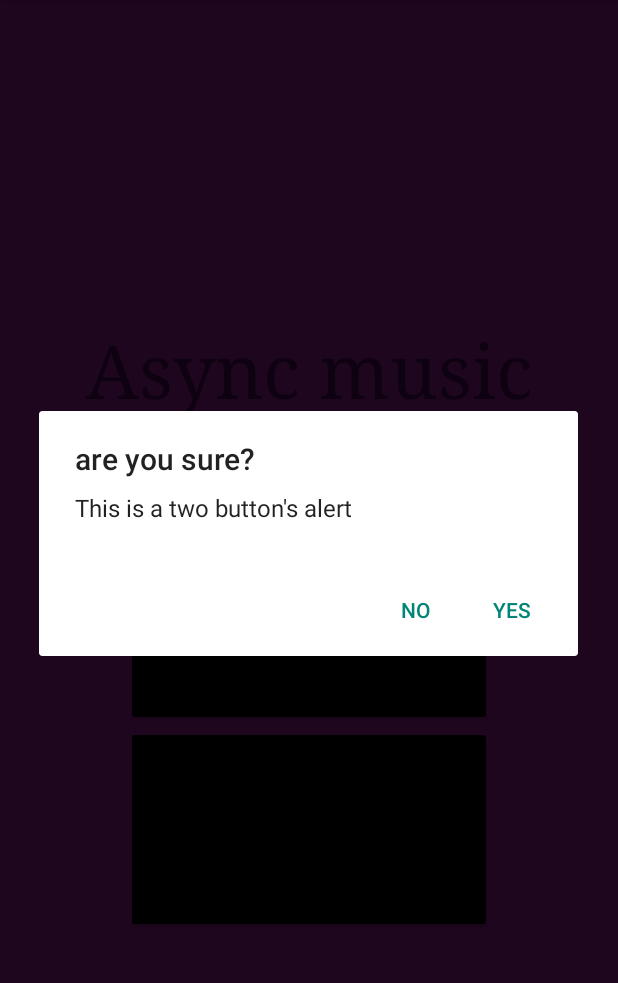
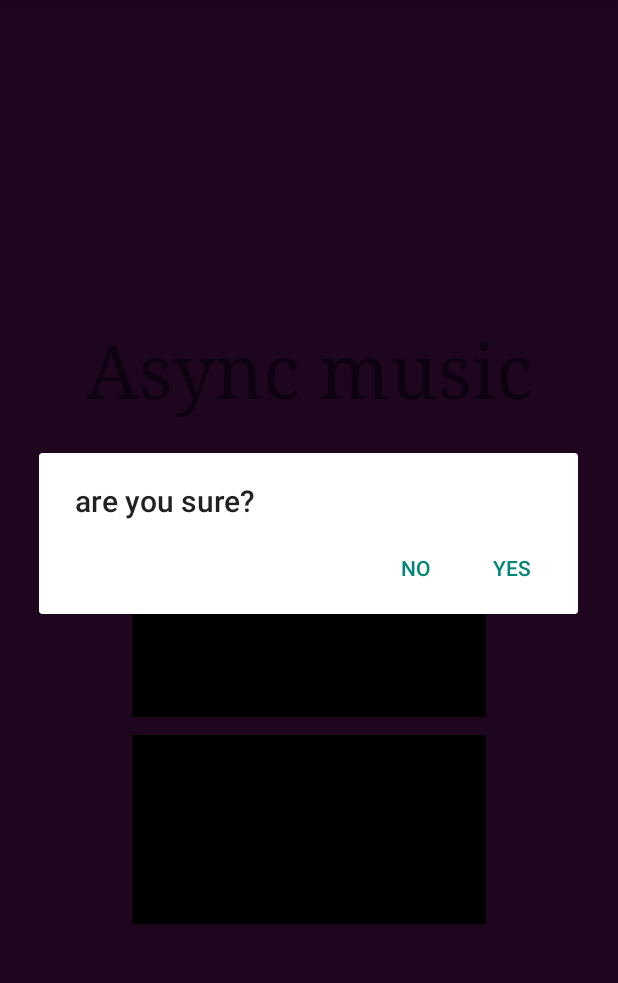
Before and after one commit to TheRealYozo/asyncProj, an Android app: the screen it shows after launch (MainActivity), after a tap on "PLAY", on a phone screen of 412 x 824 dp, the part 84-1067 px from its top. Run offline under Robolectric (Android 15) with nearby library versions, the phone set to English and light mode, and no system bars.

Commit message:
added alert dialog

```diff
--- a/app/src/main/java/com/example/asyncproj/MainActivity.java
+++ b/app/src/main/java/com/example/asyncproj/MainActivity.java
@@ -50,8 +50,6 @@ public class MainActivity extends AppCompatActivity {
 
                 adb = new AlertDialog.Builder(MainActivity.this);
                 adb.setTitle("are you sure?");
-                adb.setMessage("This is a two button's alert");
-
                 adb.setPositiveButton("Yes", new DialogInterface.OnClickListener() {
                     @Override
                     public void onClick(DialogInterface dialog, int which) {
--- a/app/src/main/java/com/example/asyncproj/ThreadMusic.java
+++ b/app/src/main/java/com/example/asyncproj/ThreadMusic.java
@@ -45,8 +45,6 @@ public class ThreadMusic extends AppCompatActivity {
 
                 adb = new AlertDialog.Builder(ThreadMusic.this);
                 adb.setTitle("are you sure?");
-                adb.setMessage("This is a two button's alert");
-
                 adb.setPositiveButton("Yes", new DialogInterface.OnClickListener() {
                     @Override
                     public void onClick(DialogInterface dialog, int which) {
```
